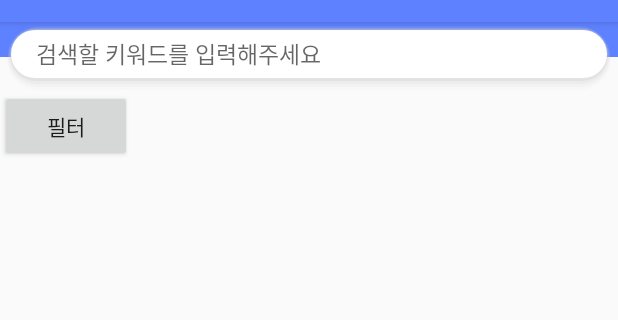
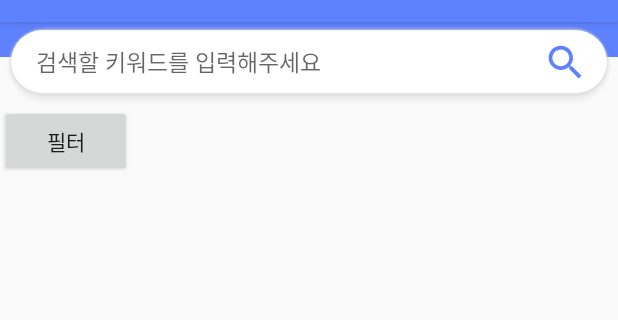
Before and after one commit to YoonSuhyeok/KN_Notice_app, an Android app: the screen it shows after launch (MainActivity), on a phone screen of 412 x 824 dp, the part 62-382 px from its top. Run offline under Robolectric (Android 15) with nearby library versions, the phone set to English and light mode, and no system bars; our stand-ins replace Room's generated code.

Commit message:
메인 xml 수정

```diff
--- /dev/null
+++ b/app/src/main/res/drawable/ic_baseline_format_list_bulleted_24.xml
@@ -0,0 +1,5 @@
+<vector android:height="30dp" android:tint="#000000"
+    android:viewportHeight="24" android:viewportWidth="24"
+    android:width="30dp" xmlns:android="http://schemas.android.com/apk/res/android">
+    <path android:fillColor="@android:color/white" android:pathData="M4,10.5c-0.83,0 -1.5,0.67 -1.5,1.5s0.67,1.5 1.5,1.5 1.5,-0.67 1.5,-1.5 -0.67,-1.5 -1.5,-1.5zM4,4.5c-0.83,0 -1.5,0.67 -1.5,1.5S3.17,7.5 4,7.5 5.5,6.83 5.5,6 4.83,4.5 4,4.5zM4,16.5c-0.83,0 -1.5,0.68 -1.5,1.5s0.68,1.5 1.5,1.5 1.5,-0.68 1.5,-1.5 -0.67,-1.5 -1.5,-1.5zM7,19h14v-2L7,17v2zM7,13h14v-2L7,11v2zM7,5v2h14L21,5L7,5z"/>
+</vector>
--- a/app/src/main/res/layout/activity_main.xml
+++ b/app/src/main/res/layout/activity_main.xml
@@ -10,14 +10,15 @@
         android:layout_width="match_parent"
         android:layout_height="23dp"
         android:background="@color/colorBlueMarin"/>
-    <LinearLayout
+    <RelativeLayout
         android:id="@+id/search_lin"
+        android:orientation="horizontal"
         android:layout_width="match_parent"
-        android:layout_height="45dp">
+        android:layout_height="55dp">
         <EditText
             android:id="@+id/search"
             android:layout_width="match_parent"
-            android:layout_height="45dp"
+            android:layout_height="55dp"
             android:background="@drawable/edit_shadow"
             android:hint="검색할 키워드를 입력해주세요"
             android:paddingLeft="20dp"
@@ -26,8 +27,16 @@
             android:layout_marginBottom="-5dp"
             android:layout_marginLeft="4dp"
             android:layout_marginRight="4dp"/>
+        <Button
+            android:layout_alignParentEnd="true"
+            android:layout_width="30dp"
+            android:layout_height="30dp"
+            android:layout_marginTop="12dp"
+            android:layout_marginRight="20dp"
+            android:background="@drawable/ic_baseline_search_24"
+            android:layout_alignParentRight="true" />
 
-    </LinearLayout>
+    </RelativeLayout>
 
     <LinearLayout
         android:id="@+id/linear2"
```
Also changed, not shown: app/src/main/res/drawable-v24/ic_baseline_settings_24.xml (deleted, +0 -10 lines), app/src/main/res/drawable/searchborder.xml (deleted, +0 -7 lines), app/src/main/res/menu/menu.xml (+3 -8 lines).
